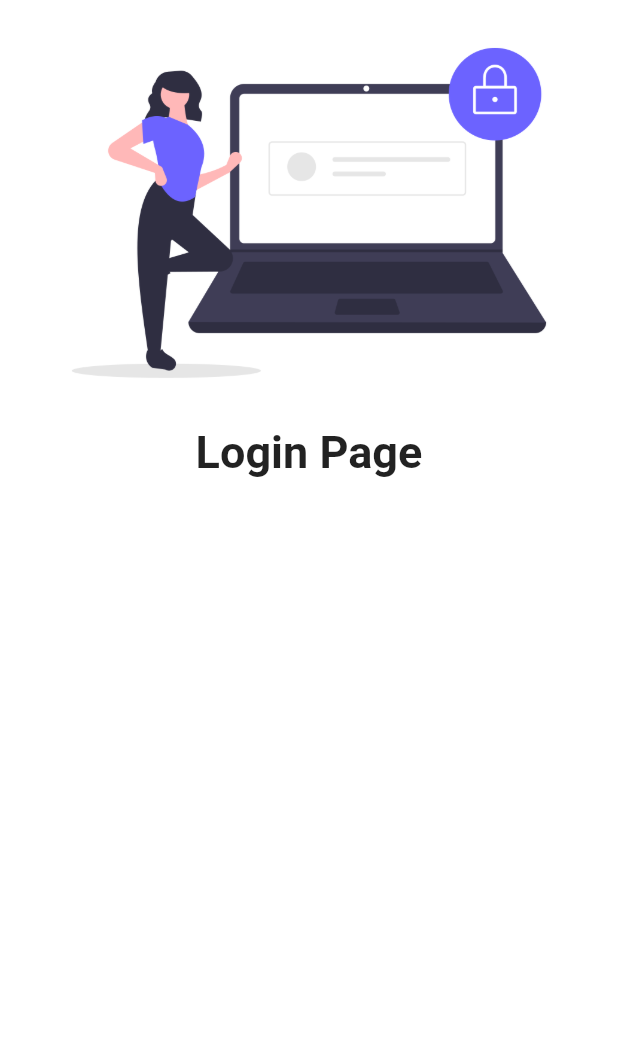
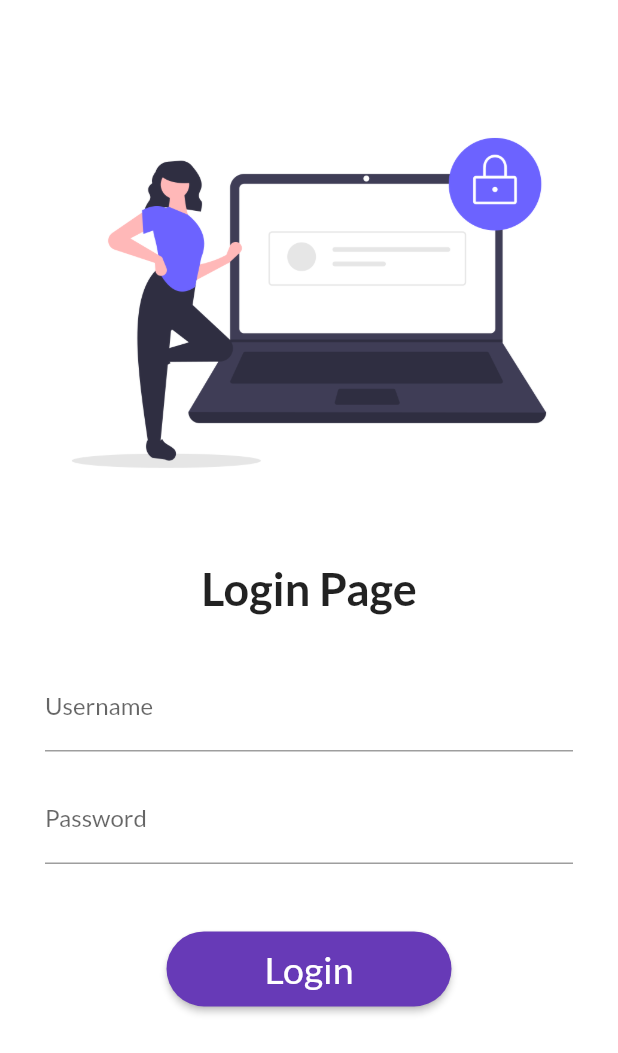
Before and after one commit to raj2729/30DaysOfFlutter, a Flutter app: the screen it shows after launch, on a phone screen of 412 x 824 dp. Shown: the top 1053 px of the screen. Run offline on Flutter 3.47's test engine with Material 2 defaults, Android fonts, the phone set to English and light mode, and no system bars; our stand-ins replace google_fonts.

Commit message:
day4 Completed

```diff
--- a/lib/main.dart
+++ b/lib/main.dart
@@ -1,6 +1,7 @@
 import 'package:flutter/material.dart';
 import 'package:flutter_catalogue/pages/home_page.dart';
 import 'package:flutter_catalogue/pages/login_page.dart';
+import 'package:google_fonts/google_fonts.dart';
 
 void main() {
   runApp(MyApp());
@@ -31,19 +32,22 @@ class MyApp extends StatelessWidget {
     // If a widget carries 1 children then use child or else children
 
     return MaterialApp(
+      debugShowCheckedModeBanner: false,
       // home: HomePage(),
-      theme:ThemeData(
+      theme: ThemeData(
+        fontFamily: GoogleFonts.lato().fontFamily,
         // Adjusts color automatically
         primarySwatch: Colors.deepPurple,
+        primaryTextTheme: GoogleFonts.latoTextTheme(),
       ),
-      themeMode: ThemeMode.light ,
+      themeMode: ThemeMode.light,
       darkTheme: ThemeData(brightness: Brightness.dark),
       // initialRoute: "/home",
       routes: {
         // Do not add this when home specified
-        "/" : (context) => LoginPage(),
-        "/home":(context) => HomePage(),
-        "/login":(context) => LoginPage(),
+        "/": (context) => LoginPage(),
+        "/home": (context) => HomePage(),
+        "/login": (context) => LoginPage(),
       },
     );
 
@@ -53,7 +57,5 @@ class MyApp extends StatelessWidget {
     // {
 
     // }
-
-
   }
 }
--- a/lib/pages/login_page.dart
+++ b/lib/pages/login_page.dart
@@ -1,5 +1,3 @@
-import 'dart:math';
-
 import 'package:flutter/material.dart';
 
 class LoginPage extends StatelessWidget {
@@ -14,15 +12,74 @@ class LoginPage extends StatelessWidget {
       color:Colors.white,// So that image background is properly white
       child:Column(children:
       [
+        SizedBox(
+          height: 60.0,
+        ),
         Image.asset("assets/images/login_image.png"),
+        SizedBox(
+          height: 30.0,
+        ),
         Text(
           "Login Page",
           style: TextStyle(
             fontSize: 30,
             fontWeight: FontWeight.bold,
           ),
+        ),
+        Padding(
+          padding: EdgeInsets.symmetric(vertical: 16.0,horizontal: 30.0) ,
+          child: Column(
+            children: [
+              Padding(
+                padding: EdgeInsets.symmetric(vertical: 16.0,horizontal:0.0) ,
+                child:TextFormField(
+                      decoration: InputDecoration(
+                        labelText: "Username",
+                        // hintText: "Enter Username",
+
+                      ),
+
+                ),
+              ),
+              TextFormField(
+                // For passwords
+                obscureText: true,
+                decoration: InputDecoration(
+                  labelText: "Password",
+                  // hintText: "Enter Username",
+
+                ),
+              ),
+              SizedBox(
+                height: 45.0,
+              ) ,
+
+              // Button having shadow
+              ElevatedButton(
+                onPressed: () => {
+                print("Login button was pressed")
+              },
+
+              style: TextButton.styleFrom(
+                minimumSize: const Size(190,50 ),
+                shape: RoundedRectangleBorder(borderRadius :  BorderRadius.circular(30)),
+              ) ,
+
+              child: Text(
+                "Login",
+                style:TextStyle(
+                  fontSize: 25,
+
+                ),
+                textAlign: TextAlign.center,
+              ),
+
+              )
+            ],
+          ),
         )
-      ],)
+      ],
+      )
     );
   }
 }
--- a/pubspec.yaml
+++ b/pubspec.yaml
@@ -28,6 +28,7 @@ dependencies:
   # The following adds the Cupertino Icons font to your application.
   # Use with the CupertinoIcons class for iOS style icons.
   cupertino_icons: ^1.0.2
+  google_fonts: ^2.1.0
 
 dev_dependencies:
   flutter_test:
```
Also changed, not shown: pubspec.lock.
